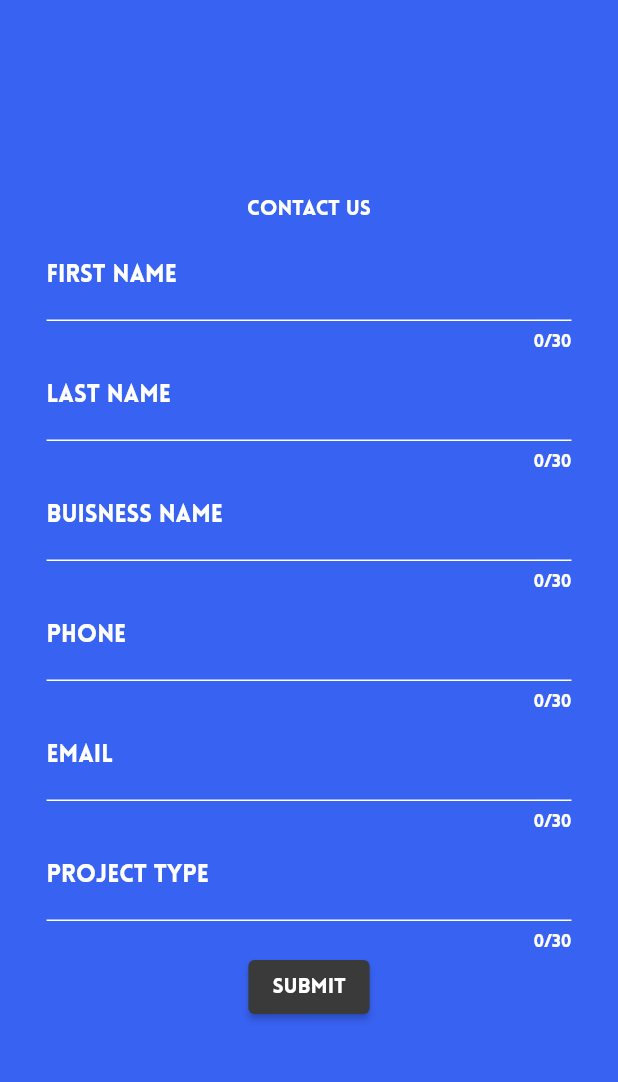
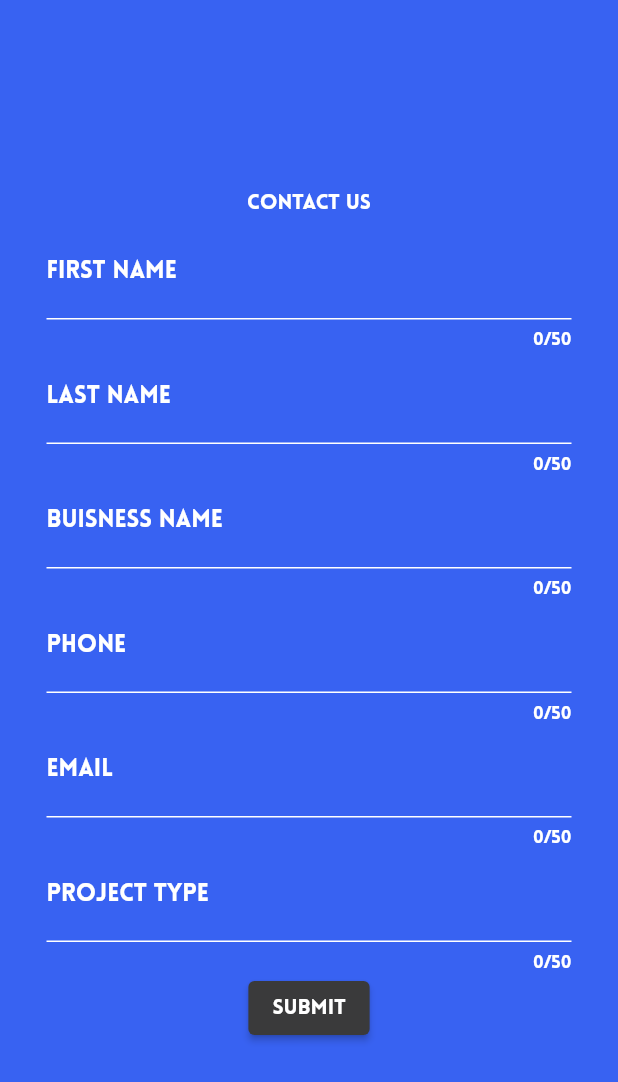
Before and after one commit to alex90271/flutter_site_alderautomations, a Flutter app: the ContactView screen opened directly, on a phone screen of 412 x 824 dp. Shown: the top 1082 px of the screen. Run offline on Flutter 3.47's test engine with Material 2 defaults, Android fonts, the light colour scheme and no system bars; our stand-ins replace cloud_firestore, firebase_core, responsive_builder, table_calendar, validators; missing offline and left inert: flutter_keyboard_size; accounts and stored records are empty; generated files the repository leaves out were written again.

Commit message:
cleaning up contact form experience

```diff
--- a/lib/views/home/content/contact/contact.dart
+++ b/lib/views/home/content/contact/contact.dart
@@ -1,41 +1,33 @@
-import 'dart:developer';
-
 import 'package:alderautomationsdotcom/globals.dart';
 import 'package:alderautomationsdotcom/widgets/contact_form/contact_form.dart';
 import 'package:flutter/material.dart';
-import 'package:flutter_keyboard_size/flutter_keyboard_size.dart';
 
 class ContactView extends StatelessWidget {
   const ContactView({Key? key}) : super(key: key);
 
   @override
   Widget build(BuildContext context) {
-    var size = MediaQuery.of(context).size;
-    return Consumer<ScreenHeight>(builder: (context, _res, child) {
-      log(_res.isOpen.toString());
-      return Container(
-        color: brandBlue,
+    var keyboardSize = MediaQuery.of(context).viewInsets.bottom;
+    return Scaffold(
+      backgroundColor: brandBlue,
+      body: Center(
         child: Column(
           mainAxisAlignment: MainAxisAlignment.center,
-          children: [
-            const Padding(
+          children: const [
+            Padding(
               padding: EdgeInsets.fromLTRB(8, 15, 8, 8),
               child: Text(
                 'Contact Us',
                 style: TextStyle(color: brandWhite),
               ),
             ),
-            const Padding(
+            Padding(
               padding: EdgeInsets.fromLTRB(0, 0, 0, 15),
               child: TextContactForm(),
             ),
-            SizedBox(
-              child: Container(color: _res.isOpen ? brandBlack : brandBlue),
-              height: _res.isOpen ? 200 : 10,
-            ),
           ],
         ),
-      );
-    });
+      ),
+    );
   }
 }
--- a/lib/widgets/contact_form/contact_form.dart
+++ b/lib/widgets/contact_form/contact_form.dart
@@ -6,7 +6,8 @@
 import '../alert_dialog/alert_dialog.dart';
 
 FirebaseFirestore firestore = FirebaseFirestore.instance;
-const length = 30;
+const length = 50;
+const inputFormTextStyle = TextStyle(color: brandWhite, fontFamily: 'Roboto');
 
 decoration(labeltxt) => InputDecoration(
     contentPadding: const EdgeInsets.fromLTRB(0, 16, 0, 12),
@@ -15,7 +16,7 @@
       color: brandWhite,
     ),
     labelText: labeltxt,
-    labelStyle: TextStyle(color: brandWhite),
+    labelStyle: TextStyle(color: brandWhite, fontFamily: 'Lovelo'),
     fillColor: brandWhite,
     hoverColor: brandWhite,
     enabledBorder: const UnderlineInputBorder(
@@ -60,11 +61,9 @@
               },
               maxLength: length,
               decoration: decoration('First Name'),
-            style: const TextStyle(
-              color: brandWhite,
-            ),
-          ),
+              style: inputFormTextStyle),
           TextFormField(
+              textCapitalization: TextCapitalization.none,
               validator: (value) {
                 if (value!.isNotEmpty) {
                   return null;
@@ -77,11 +76,9 @@
               },
               maxLength: length,
               decoration: decoration('Last Name'),
-            style: const TextStyle(
-              color: brandWhite,
-            ),
-          ),
+              style: inputFormTextStyle),
           TextFormField(
+              textCapitalization: TextCapitalization.none,
               validator: (value) {
                 if (value!.isNotEmpty) {
                   return null;
@@ -94,11 +91,9 @@
               },
               maxLength: length,
               decoration: decoration('Buisness Name'),
-            style: const TextStyle(
-              color: brandWhite,
-            ),
-          ),
+              style: inputFormTextStyle),
           TextFormField(
+              textCapitalization: TextCapitalization.none,
               validator: (value) {
                 if (value!.isNotEmpty) {
                   if (isNumeric(value)) {
@@ -113,11 +108,9 @@
               },
               maxLength: length,
               decoration: decoration('Phone'),
-            style: const TextStyle(
-              color: brandWhite,
-            ),
-          ),
+              style: inputFormTextStyle),
           TextFormField(
+              textCapitalization: TextCapitalization.none,
               validator: (value) {
                 if (value!.isNotEmpty) {
                   if (isEmail(value)) {
@@ -132,11 +125,9 @@
               },
               maxLength: length,
               decoration: decoration('Email'),
-            style: const TextStyle(
-              color: brandWhite,
-            ),
-          ),
+              style: inputFormTextStyle),
           TextFormField(
+              textCapitalization: TextCapitalization.none,
               validator: (value) {
                 if (value!.isNotEmpty) {
                   return null;
@@ -149,10 +140,7 @@
               },
               maxLength: length,
               decoration: decoration('Project Type'),
-            style: const TextStyle(
-              color: brandWhite,
-            ),
-          ),
+              style: inputFormTextStyle),
           ElevatedButton(
             //submit button
             style: ButtonStyle(
@@ -176,12 +164,12 @@
                       "firstname": fName,
                       "lastname": lName,
                       "buisnessname": buisnessName,
-                      "to": email,
+                      "to": '$email;alex@alderautomations.com',
                       "phone": phone,
                       "message": {
                         "subject": "New Message from $fName $lName",
                         "text":
-                            "First: $fName\nLast: $lName\nPhone: $phone\nProject: $projType\nBuisness Name: $buisnessName\nSubmitted: $now)"
+                            "First: $fName\nLast: $lName\nPhone: $phone\nProject: $projType\nBuisness Name: $buisnessName\nSubmitted: $now"
                       },
                       "timestamp": DateTime.now(),
                     })
```
Lines whose indentation alone changed are shown as unchanged.
